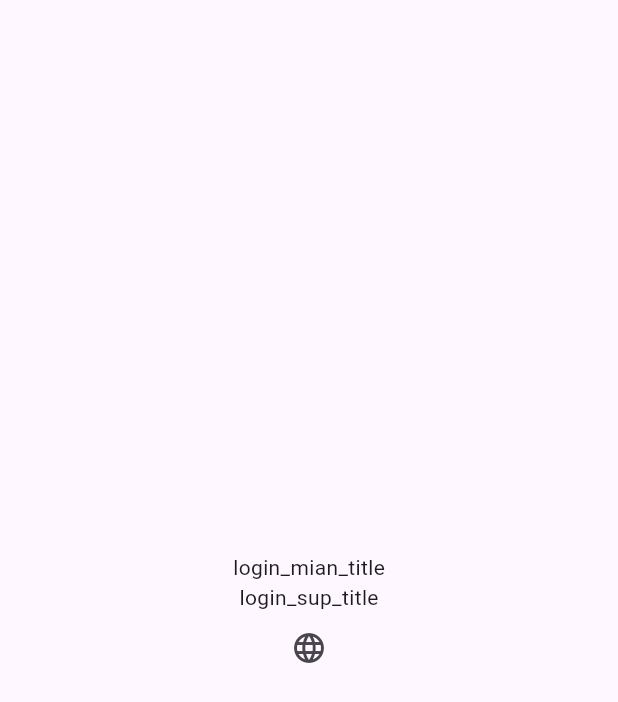
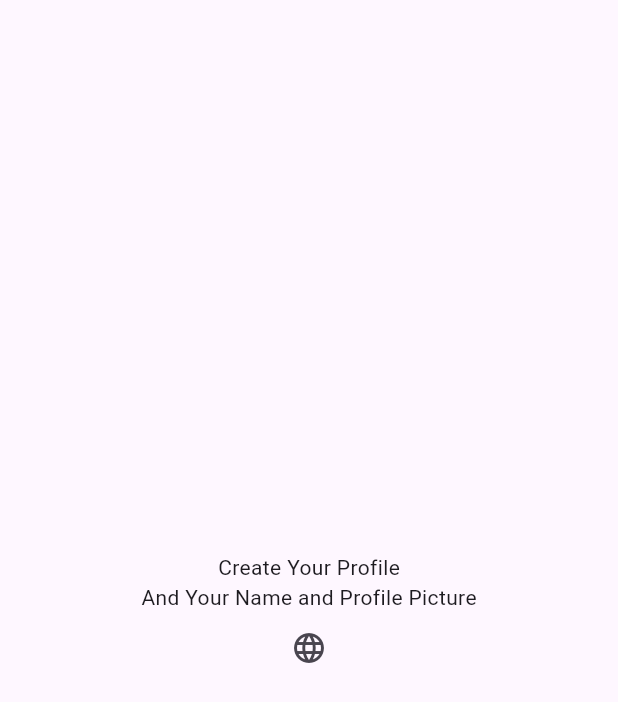
Before and after one commit to Inagdy/todo_app, a Flutter app: the screen it shows after launch, on a phone screen of 412 x 824 dp. Shown: the top 702 px of the screen. Run offline on Flutter 3.47's test engine with Material 3 defaults, Android fonts, the phone set to English and light mode, and no system bars; our stand-ins replace easy_localization, flutter_screenutil, lottie; project files that could hold a hidden picture were left out.

Commit message:
testing the app and not function

```diff
--- a/lib/features/login/login_screen.dart
+++ b/lib/features/login/login_screen.dart
@@ -13,17 +13,17 @@ class LoginScreen extends StatelessWidget {
           mainAxisAlignment: MainAxisAlignment.center,
           children: [
 
-            Text(LocaleKeys.login_mian_title),
-            Text(LocaleKeys.login_sup_title),
+            Text(LocaleKeys.login_mian_title.tr()),
+            Text(LocaleKeys.login_sup_title.tr()),
             IconButton(
               onPressed: () {
                 if (context.locale.languageCode == "en") {
-                  context.setLocale(Locale("ar"));
+                  context.setLocale(Locale('ar'));
                 } else {
-                  context.setLocale(Locale("en"));
+                  context.setLocale(Locale('en'));
                 }
               },
-              icon: Icon(Icons.language),
+              icon: const Icon(Icons.language),
             ),
           ],
         ),
```
